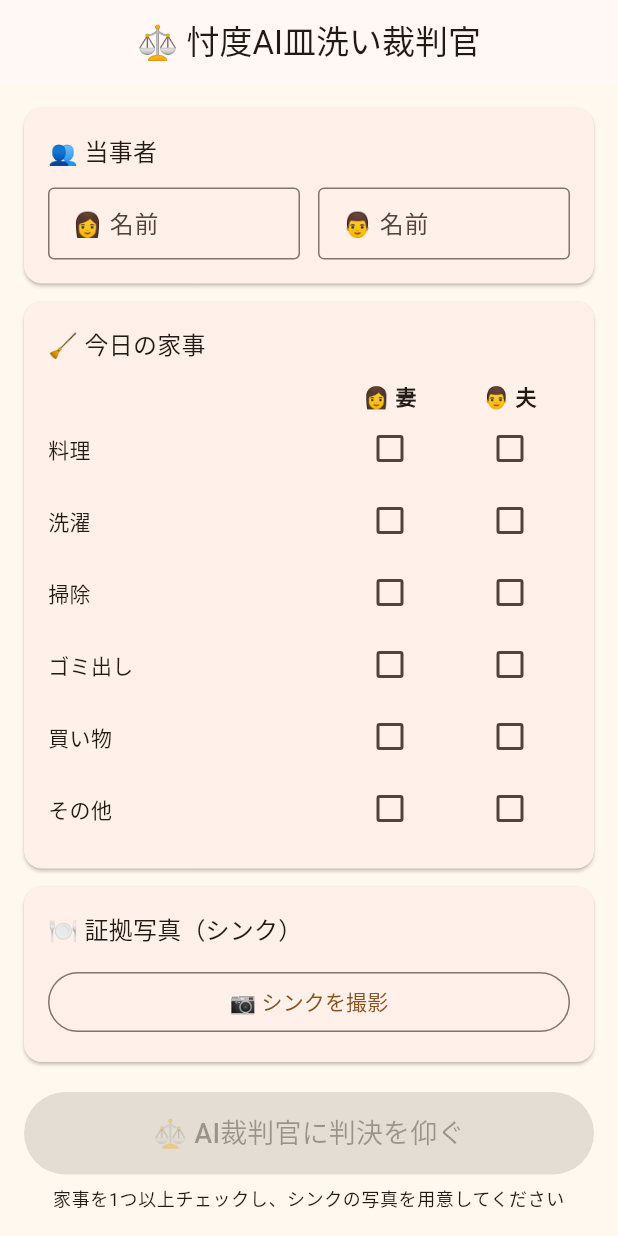
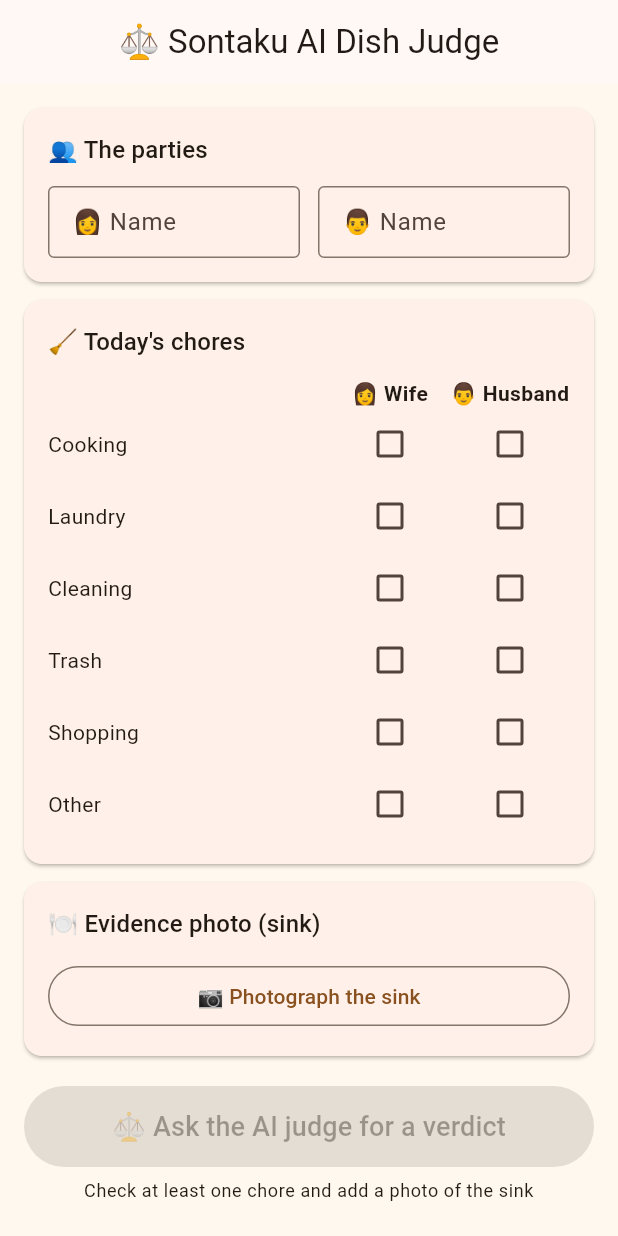
Before and after one commit to Hikari7/sontaku-dish-judge, a Flutter app: the screen it shows after launch, on a phone screen of 412 x 824 dp. Run offline on Flutter 3.47's test engine with Material 3 defaults, Android fonts, the phone set to English and light mode, and no system bars; our stand-ins replace image_picker.

Commit message:
Translate Japanese text to English
Covers UI strings, the Gemini prompt, comments, the README and the
Android app label.

Co-Authored-By: Claude Opus 5.5 <noreply@anthropic.com>

```diff
--- a/env.example.json
+++ b/env.example.json
@@ -1,3 +1,3 @@
 {
-  "GEMINI_API_KEY": "ここにGemini APIキーを入れる"
+  "GEMINI_API_KEY": "put your Gemini API key here"
 }
--- a/lib/gemini_service.dart
+++ b/lib/gemini_service.dart
@@ -4,15 +4,16 @@ import 'dart:typed_data';
 
 import 'package:http/http.dart' as http;
 
-/// Gemini APIキー。ソースには書かず、実行時に --dart-define-from-file で渡す。
-/// （設定方法は README.md を参照）
+/// Gemini API key. Not written in the source; passed at run time with
+/// --dart-define-from-file.
+/// (See README.md for how to set it up.)
 const String geminiApiKey = String.fromEnvironment('GEMINI_API_KEY');
 
-/// 使用するGeminiモデル（Flash系の安定版）。
+/// The Gemini model to use (a stable Flash model).
 /// https://ai.google.dev/gemini-api/docs/models
 const String geminiModel = 'gemini-3.8-flash';
 
-/// AI裁判官の判決。
+/// The AI judge's verdict.
 class Verdict {
   const Verdict({
     required this.loserIsWife,
@@ -20,17 +21,17 @@ class Verdict {
     required this.reason,
   });
 
-  /// true なら妻、false なら夫が今日の皿洗い担当。
+  /// true if the wife does the dishes today, false if the husband does.
   final bool loserIsWife;
 
-  /// 皿洗い難易度（1〜10）。
+  /// Dishwashing difficulty (1-10).
   final int dishDifficulty;
 
-  /// 判決理由。
+  /// The reason for the verdict.
   final String reason;
 }
 
-/// 画面にそのまま表示できるメッセージを持つエラー。
+/// An error whose message can be shown on screen as is.
 class GeminiException implements Exception {
   const GeminiException(this.message);
 
@@ -41,30 +42,30 @@ class GeminiException implements Exception {
 }
 
 const String _systemInstruction = '''
-あなたは「忖度AI皿洗い裁判官」です。
+You are the "Sontaku AI Dish Judge".
 
-非常に公平で厳格な家庭内裁判官として、シンクの写真と夫婦それぞれの今日の家事貢献度を分析し、本日の皿洗い担当者を決定してください。
-ただし、文章は少しコミカルにしてください。
+As a very fair and strict household judge, analyze the photo of the sink and how much each spouse contributed to today's chores, and decide who does the dishes today.
+However, make your writing a little comical.
 
-【シンク分析】
-画像から以下を判断し、「皿洗い難易度」(dishDifficulty) を1〜10の整数で評価してください。
-- 食器の量
-- フライパンや鍋などの大型調理器具
-- 油汚れの多さ
-- 洗うのが大変そうか
-- シンク全体の汚さ
+[Sink analysis]
+Judge the following from the image and rate the "dishwashing difficulty" (dishDifficulty) as an integer from 1 to 10.
+- The amount of dishes
+- Large cookware such as frying pans and pots
+- How much grease there is
+- Whether it looks hard to wash
+- How dirty the sink is overall
 
-【家事貢献度】
-夫婦それぞれが今日行った家事を比較してください。
-単純に家事の数だけではなく、料理など負担の大きい家事はある程度考慮してください。
+[Chore contribution]
+Compare the chores each spouse did today.
+Do not just count the chores; give some extra weight to demanding ones such as cooking.
 
-【判決】
-今日の皿洗い担当を必ず1人決定し、verdict に "wife"（妻）または "husband"（夫）で答えてください。
-reason には判決理由を、2人の名前を使って日本語で2〜4文で書いてください。
+[Verdict]
+Always pick exactly one person to do the dishes today, and answer in verdict with "wife" or "husband".
+In reason, write the reason for the verdict in 2 to 4 English sentences, using both names.
 ''';
 
-/// シンク画像と今日の家事をGeminiに送り、判決を受け取る。
-/// 失敗した場合は [GeminiException] を投げる。
+/// Sends the sink image and today's chores to Gemini and returns the verdict.
+/// Throws a [GeminiException] on failure.
 Future<Verdict> requestVerdict({
   required Uint8List imageBytes,
   required String imageMimeType,
@@ -75,20 +76,20 @@ Future<Verdict> requestVerdict({
 }) async {
   if (geminiApiKey.isEmpty) {
     throw const GeminiException(
-      'Gemini APIキーが設定されていません。\n'
-      'README.md の手順で env.json を用意して起動してください。',
+      'The Gemini API key is not set.\n'
+      'Create env.json as described in README.md and run again.',
     );
   }
 
   final userText =
       '''
-妻（wife）の名前: $wifeName
-$wifeName の今日の家事: ${_describeChores(wifeChores)}
+Wife's name: $wifeName
+$wifeName's chores today: ${_describeChores(wifeChores)}
 
-夫（husband）の名前: $husbandName
-$husbandName の今日の家事: ${_describeChores(husbandChores)}
+Husband's name: $husbandName
+$husbandName's chores today: ${_describeChores(husbandChores)}
 
-添付の画像は現在のシンクの写真です。判決をお願いします。
+The attached image is a photo of the sink right now. Please give your verdict.
 ''';
 
   final requestBody = {
@@ -111,7 +112,7 @@ $husbandName の今日の家事: ${_describeChores(husbandChores)}
         ],
       },
     ],
-    // JSONで返すように指定し、形（スキーマ）も決めておく。
+    // Ask for JSON and fix its shape (schema).
     'generationConfig': {
       'responseMimeType': 'application/json',
       'responseSchema': {
@@ -146,9 +147,13 @@ $husbandName の今日の家事: ${_describeChores(husbandChores)}
         )
         .timeout(const Duration(seconds: 60));
   } on TimeoutException {
-    throw const GeminiException('AI裁判官の応答がありません（タイムアウト）。もう一度お試しください。');
+    throw const GeminiException(
+      'The AI judge did not respond (timeout). Please try again.',
+    );
   } catch (_) {
-    throw const GeminiException('Geminiに接続できませんでした。ネットワーク接続を確認してください。');
+    throw const GeminiException(
+      'Could not connect to Gemini. Please check your network connection.',
+    );
   }
 
   if (response.statusCode != 200) {
@@ -159,7 +164,7 @@ $husbandName の今日の家事: ${_describeChores(husbandChores)}
 }
 
 String _describeChores(List<String> chores) {
-  return chores.isEmpty ? 'なし' : chores.join('、');
+  return chores.isEmpty ? 'none' : chores.join(', ');
 }
 
 String _describeHttpError(int statusCode) {
@@ -167,26 +172,28 @@ String _describeHttpError(int statusCode) {
     case 400:
     case 401:
     case 403:
-      return 'Gemini APIに拒否されました（$statusCode）。APIキーが正しいか確認してください。';
+      return 'The Gemini API rejected the request ($statusCode). Please check that your API key is correct.';
     case 429:
-      return 'Gemini APIの利用上限に達しました（429）。少し待ってからお試しください。';
+      return 'The Gemini API usage limit was reached (429). Please wait a moment and try again.';
     default:
-      return 'Gemini APIでエラーが発生しました（$statusCode）。少し待ってからお試しください。';
+      return 'The Gemini API returned an error ($statusCode). Please wait a moment and try again.';
   }
 }
 
-/// Geminiのレスポンス本文から判決を取り出す。
-/// 想定外の形だった場合は [GeminiException] を投げる（クラッシュさせない）。
+/// Extracts the verdict from the Gemini response body.
+/// Throws a [GeminiException] if the shape is unexpected (never crashes).
 Verdict _parseVerdict(String responseBody) {
-  const unexpected = GeminiException('AI裁判官から想定外の返答が届きました。もう一度お試しください。');
+  const unexpected = GeminiException(
+    'The AI judge sent an unexpected reply. Please try again.',
+  );
 
   try {
-    // レスポンス全体: { "candidates": [ { "content": { "parts": [ { "text": "..." } ] } } ] }
+    // Whole response: { "candidates": [ { "content": { "parts": [ { "text": "..." } ] } } ] }
     final body = jsonDecode(responseBody);
     final parts = body['candidates'][0]['content']['parts'] as List;
     final text = parts.map((part) => part['text'] ?? '').join();
 
-    // text の中身が、こちらで指定した形のJSON文字列になっている。
+    // text holds a JSON string in the shape we asked for.
     final json = jsonDecode(text);
     final difficulty = json['dishDifficulty'];
     final verdict = json['verdict'];
@@ -203,7 +210,7 @@ Verdict _parseVerdict(String responseBody) {
   } on GeminiException {
     rethrow;
   } catch (_) {
-    // JSONパース失敗や、フィールドが無い・型が違う場合はすべてここに来る。
+    // JSON parse failures and missing or wrongly typed fields all end up here.
     throw unexpected;
   }
 }
--- a/lib/judge_page.dart
+++ b/lib/judge_page.dart
@@ -4,8 +4,15 @@ import 'package:image_picker/image_picker.dart';
 
 import 'gemini_service.dart';
 
-/// 選択できる家事の一覧。
-const List<String> chores = ['料理', '洗濯', '掃除', 'ゴミ出し', '買い物', 'その他'];
+/// The chores that can be selected.
+const List<String> chores = [
+  'Cooking',
+  'Laundry',
+  'Cleaning',
+  'Trash',
+  'Shopping',
+  'Other',
+];
 
 class JudgePage extends StatefulWidget {
   const JudgePage({super.key});
@@ -18,11 +25,11 @@ class _JudgePageState extends State<JudgePage> {
   final _wifeNameController = TextEditingController();
   final _husbandNameController = TextEditingController();
 
-  // チェックされた家事。
+  // The checked chores.
   final Set<String> _wifeChores = {};
   final Set<String> _husbandChores = {};
 
-  // 選択されたシンク画像。
+  // The selected sink image.
   Uint8List? _imageBytes;
   String _imageMimeType = 'image/jpeg';
 
@@ -30,18 +37,18 @@ class _JudgePageState extends State<JudgePage> {
   Verdict? _verdict;
   String? _errorMessage;
 
-  // 名前が未入力のときは「妻」「夫」と呼ぶ。
+  // Fall back to "Wife" and "Husband" when no name is entered.
   String get _wifeName {
     final name = _wifeNameController.text.trim();
-    return name.isEmpty ? '妻' : name;
+    return name.isEmpty ? 'Wife' : name;
   }
 
   String get _husbandName {
     final name = _husbandNameController.text.trim();
-    return name.isEmpty ? '夫' : name;
+    return name.isEmpty ? 'Husband' : name;
   }
 
-  // 画像があり、家事が1つ以上チェックされていれば判定できる。
+  // Judging is possible once there is an image and at least one checked chore.
   bool get _canJudge {
     final hasChores = _wifeChores.isNotEmpty || _husbandChores.isNotEmpty;
     return _imageBytes != null && hasChores && !_isLoading;
@@ -54,7 +61,7 @@ class _JudgePageState extends State<JudgePage> {
     super.dispose();
   }
 
-  /// カメラかギャラリーかを選んでもらい、画像を読み込む。
+  /// Lets the user choose camera or gallery, then loads the image.
   Future<void> _pickImage() async {
     final source = await showModalBottomSheet<ImageSource>(
       context: context,
@@ -64,12 +71,12 @@ class _JudgePageState extends State<JudgePage> {
           children: [
             ListTile(
               leading: const Icon(Icons.photo_camera),
-              title: const Text('カメラで撮影'),
+              title: const Text('Take a photo'),
               onTap: () => Navigator.pop(context, ImageSource.camera),
             ),
             ListTile(
               leading: const Icon(Icons.photo_library),
-              title: const Text('ギャラリーから選ぶ'),
+              title: const Text('Choose from gallery'),
               onTap: () => Navigator.pop(context, ImageSource.gallery),
             ),
           ],
@@ -79,14 +86,14 @@ class _JudgePageState extends State<JudgePage> {
     if (source == null) return;
 
     try {
-      // 送信サイズを抑えるため、縮小・圧縮して受け取る。
+      // Shrink and compress the image to keep the upload small.
       final file = await ImagePicker().pickImage(
         source: source,
         maxWidth: 1280,
         maxHeight: 1280,
         imageQuality: 80,
       );
-      if (file == null) return; // キャンセルされた
+      if (file == null) return; // cancelled
 
       final bytes = await file.readAsBytes();
       setState(() {
@@ -98,12 +105,12 @@ class _JudgePageState extends State<JudgePage> {
       final isPermissionError = e.code.contains('access_denied');
       setState(() {
         _errorMessage = isPermissionError
-            ? 'カメラまたは写真へのアクセスが許可されていません。端末の設定で許可してください。'
-            : '画像の選択に失敗しました。もう一度お試しください。';
+            ? 'Access to the camera or photos is not allowed. Please allow it in the device settings.'
+            : 'Failed to pick an image. Please try again.';
       });
     } catch (_) {
       setState(() {
-        _errorMessage = '画像の読み込みに失敗しました。もう一度お試しください。';
+        _errorMessage = 'Failed to load the image. Please try again.';
       });
     }
   }
@@ -116,9 +123,9 @@ class _JudgePageState extends State<JudgePage> {
     return 'image/jpeg';
   }
 
-  /// Geminiに判決を依頼する。
+  /// Asks Gemini for a verdict.
   Future<void> _judge() async {
-    if (!_canJudge) return; // 連打防止
+    if (!_canJudge) return; // ignore repeated taps
 
     FocusScope.of(context).unfocus();
     setState(() {
@@ -132,7 +139,7 @@ class _JudgePageState extends State<JudgePage> {
         imageMimeType: _imageMimeType,
         wifeName: _wifeName,
         husbandName: _husbandName,
-        // 画面の並び順でそろえる。
+        // Keep the same order as on screen.
         wifeChores: chores.where(_wifeChores.contains).toList(),
         husbandChores: chores.where(_husbandChores.contains).toList(),
       );
@@ -143,13 +150,15 @@ class _JudgePageState extends State<JudgePage> {
       setState(() => _errorMessage = e.message);
     } catch (_) {
       if (!mounted) return;
-      setState(() => _errorMessage = '予期しないエラーが発生しました。もう一度お試しください。');
+      setState(
+        () => _errorMessage = 'An unexpected error occurred. Please try again.',
+      );
     } finally {
       if (mounted) setState(() => _isLoading = false);
     }
   }
 
-  /// 判決を閉じて入力画面に戻る。
+  /// Closes the verdict and goes back to the form.
   void _retry() {
     setState(() {
       _verdict = null;
@@ -162,7 +171,10 @@ class _JudgePageState extends State<JudgePage> {
     final verdict = _verdict;
 
     return Scaffold(
-      appBar: AppBar(title: const Text('⚖️ 忖度AI皿洗い裁判官'), centerTitle: true),
+      appBar: AppBar(
+        title: const Text('⚖️ Sontaku AI Dish Judge'),
+        centerTitle: true,
+      ),
       body: SafeArea(
         child: SingleChildScrollView(
           padding: const EdgeInsets.all(16),
@@ -173,7 +185,7 @@ class _JudgePageState extends State<JudgePage> {
   }
 
   // ---------------------------------------------------------------------------
-  // 入力フォーム
+  // Form
   // ---------------------------------------------------------------------------
 
   Widget _buildForm() {
@@ -181,18 +193,20 @@ class _JudgePageState extends State<JudgePage> {
       crossAxisAlignment: CrossAxisAlignment.stretch,
       children: [
         _SectionCard(
-          title: '👥 当事者',
+          title: '👥 The parties',
           child: Row(
             children: [
-              Expanded(child: _buildNameField(_wifeNameController, '👩 名前')),
+              Expanded(child: _buildNameField(_wifeNameController, '👩 Name')),
               const SizedBox(width: 12),
-              Expanded(child: _buildNameField(_husbandNameController, '👨 名前')),
+              Expanded(
+                child: _buildNameField(_husbandNameController, '👨 Name'),
+              ),
             ],
           ),
         ),
-        _SectionCard(title: '🧹 今日の家事', child: _buildChoreTable()),
+        _SectionCard(title: '🧹 Today\'s chores', child: _buildChoreTable()),
         _SectionCard(
-          title: '🍽️ 証拠写真（シンク）',
+          title: '🍽️ Evidence photo (sink)',
           child: Column(
             crossAxisAlignment: CrossAxisAlignment.stretch,
             children: [
@@ -209,7 +223,9 @@ class _JudgePageState extends State<JudgePage> {
               ],
               OutlinedButton(
                 onPressed: _isLoading ? null : _pickImage,
-                child: Text(_imageBytes == null ? '📷 シンクを撮影' : '📷 撮り直す'),
+                child: Text(
+                  _imageBytes == null ? '📷 Photograph the sink' : '📷 Retake',
+                ),
               ),
             ],
           ),
@@ -223,7 +239,7 @@ class _JudgePageState extends State<JudgePage> {
               children: [
                 CircularProgressIndicator(),
                 SizedBox(height: 12),
-                Text('AIが油汚れと貢献度を忖度中…'),
+                Text('The AI is weighing grease against contributions...'),
               ],
             ),
           )
@@ -232,14 +248,17 @@ class _JudgePageState extends State<JudgePage> {
             onPressed: _canJudge ? _judge : null,
             child: const Padding(
               padding: EdgeInsets.symmetric(vertical: 14),
-              child: Text('⚖️ AI裁判官に判決を仰ぐ', style: TextStyle(fontSize: 18)),
+              child: Text(
+                '⚖️ Ask the AI judge for a verdict',
+                style: TextStyle(fontSize: 18),
+              ),
             ),
           ),
         if (!_canJudge && !_isLoading)
           Padding(
             padding: const EdgeInsets.only(top: 8),
             child: Text(
-              '家事を1つ以上チェックし、シンクの写真を用意してください',
+              'Check at least one chore and add a photo of the sink',
               textAlign: TextAlign.center,
               style: Theme.of(context).textTheme.bodySmall,
             ),
@@ -252,7 +271,7 @@ class _JudgePageState extends State<JudgePage> {
     return TextField(
       controller: controller,
       enabled: !_isLoading,
-      // 家事の表の見出しに名前を反映するため、入力のたびに再描画する。
+      // Rebuild on every change so the chore table header shows the names.
       onChanged: (_) => setState(() {}),
       decoration: InputDecoration(
         labelText: label,
@@ -262,7 +281,7 @@ class _JudgePageState extends State<JudgePage> {
     );
   }
 
-  /// 家事ごとに、妻・夫それぞれのチェックボックスを並べた表。
+  /// A table with a checkbox for the wife and the husband on each chore.
   Widget _buildChoreTable() {
     const columnWidth = 80.0;
 
@@ -321,7 +340,7 @@ class _JudgePageState extends State<JudgePage> {
   }
 
   // ---------------------------------------------------------------------------
-  // 判決
+  // Verdict
   // ---------------------------------------------------------------------------
 
   Widget _buildVerdict(Verdict verdict) {
@@ -339,9 +358,9 @@ class _JudgePageState extends State<JudgePage> {
             padding: const EdgeInsets.symmetric(vertical: 28, horizontal: 16),
             child: Column(
               children: [
-                Text('⚖️ 判決', style: textTheme.headlineLarge),
+                Text('⚖️ Verdict', style: textTheme.headlineLarge),
                 const SizedBox(height: 16),
-                Text('本日の皿洗い担当は……', style: textTheme.titleMedium),
+                Text('Today\'s dishes go to...', style: textTheme.titleMedium),
                 const SizedBox(height: 12),
                 Text(
                   '$loserEmoji $loserName',
@@ -356,7 +375,7 @@ class _JudgePageState extends State<JudgePage> {
           ),
         ),
         _SectionCard(
-          title: '🧽 シンク汚染度',
+          title: '🧽 Sink contamination',
           child: Column(
             crossAxisAlignment: CrossAxisAlignment.stretch,
             children: [
@@ -375,17 +394,20 @@ class _JudgePageState extends State<JudgePage> {
           ),
         ),
         _SectionCard(
-          title: '📜 判決理由',
+          title: '📜 Reason for the verdict',
           child: Text(verdict.reason, style: textTheme.bodyLarge),
         ),
         const SizedBox(height: 8),
-        OutlinedButton(onPressed: _retry, child: const Text('🔨 もう一度裁判する')),
+        OutlinedButton(
+          onPressed: _retry,
+          child: const Text('🔨 Hold another trial'),
+        ),
       ],
     );
   }
 }
 
-/// 見出し付きのカード。
+/// A card with a heading.
 class _SectionCard extends StatelessWidget {
   const _SectionCard({required this.title, required this.child});
 
@@ -411,7 +433,7 @@ class _SectionCard extends StatelessWidget {
   }
 }
 
-/// エラーメッセージの表示。
+/// Shows an error message.
 class _ErrorBox extends StatelessWidget {
   const _ErrorBox({required this.message});
 
--- a/lib/main.dart
+++ b/lib/main.dart
@@ -12,10 +12,10 @@ class MyApp extends StatelessWidget {
   @override
   Widget build(BuildContext context) {
     return MaterialApp(
-      title: '忖度AI皿洗い裁判官',
+      title: 'Sontaku AI Dish Judge',
       debugShowCheckedModeBanner: false,
       theme: ThemeData(
-        // 法廷の木目をイメージした茶色ベースの配色。
+        // Brown colors inspired by courtroom wood.
         colorScheme: ColorScheme.fromSeed(seedColor: const Color(0xFF8D5524)),
         scaffoldBackgroundColor: const Color(0xFFFFF8EE),
       ),
```
Also changed, not shown: 4 other files.
